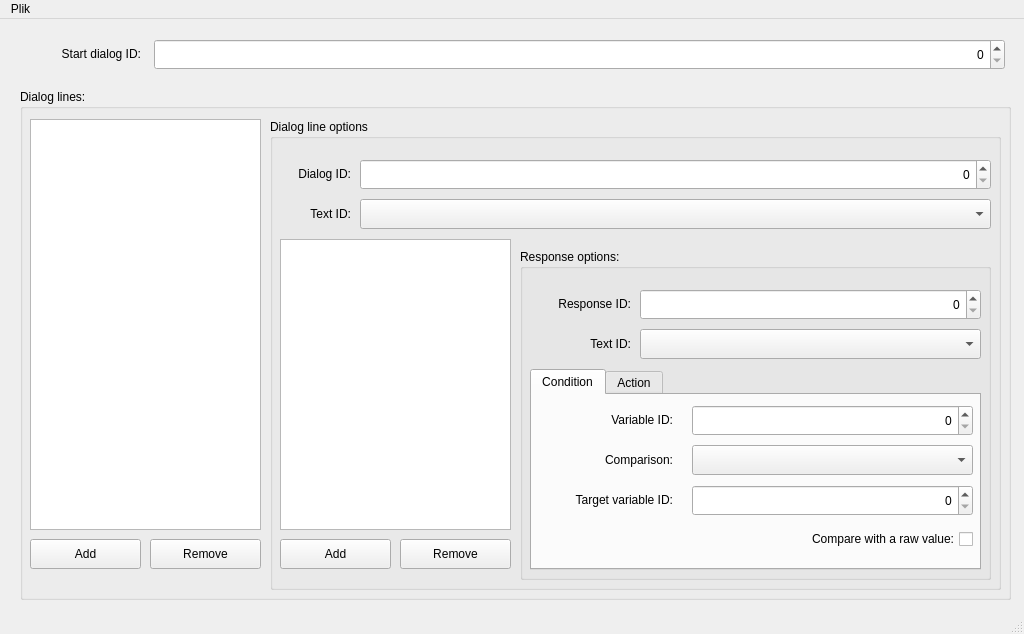
Above: forms/dialogeditor.ui from JakimPL/Roguelike before the change. Below: the same form after it.
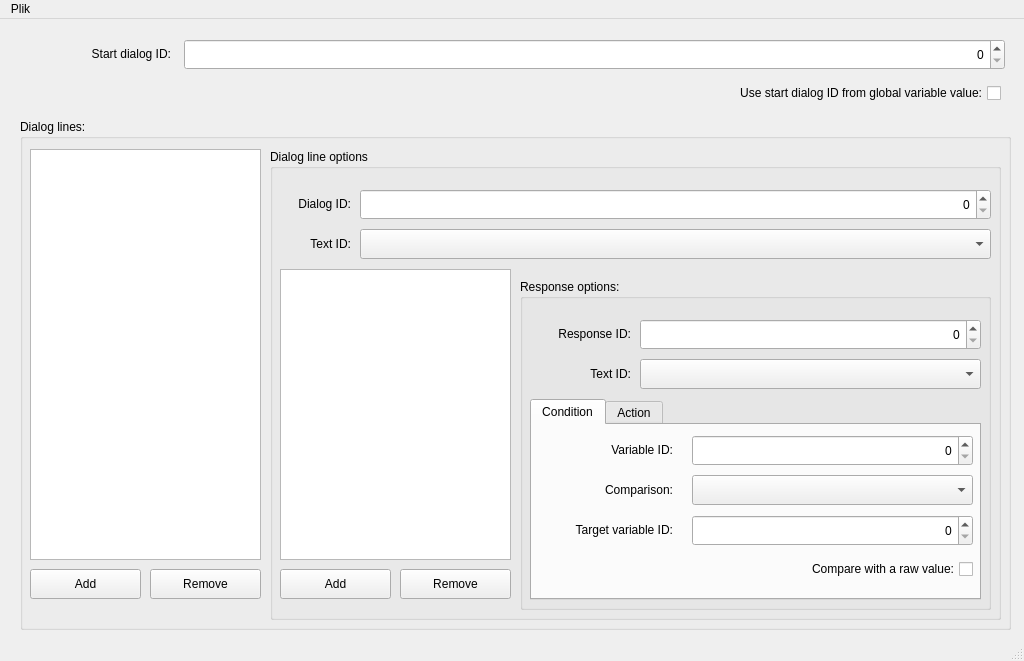
That is the form after the change.

Commit message: Implemeneted: variable start dialog ID

```diff
--- a/forms/dialogeditor.ui
+++ b/forms/dialogeditor.ui
@@ -7,7 +7,7 @@
     <x>0</x>
     <y>0</y>
     <width>1024</width>
-    <height>634</height>
+    <height>661</height>
    </rect>
   </property>
   <property name="windowTitle">
@@ -17,9 +17,9 @@
    <widget class="QSpinBox" name="startDialogIDBox">
     <property name="geometry">
      <rect>
-      <x>154</x>
+      <x>184</x>
       <y>20</y>
-      <width>851</width>
+      <width>821</width>
       <height>31</height>
      </rect>
     </property>
@@ -35,7 +35,7 @@
      <rect>
       <x>10</x>
       <y>20</y>
-      <width>131</width>
+      <width>161</width>
       <height>30</height>
      </rect>
     </property>
@@ -50,7 +50,7 @@
     <property name="geometry">
      <rect>
       <x>20</x>
-      <y>70</y>
+      <y>100</y>
       <width>991</width>
       <height>511</height>
      </rect>
@@ -522,6 +522,22 @@
      </property>
     </widget>
    </widget>
+   <widget class="QCheckBox" name="startVariableBox">
+    <property name="geometry">
+     <rect>
+      <x>40</x>
+      <y>60</y>
+      <width>961</width>
+      <height>28</height>
+     </rect>
+    </property>
+    <property name="layoutDirection">
+     <enum>Qt::RightToLeft</enum>
+    </property>
+    <property name="text">
+     <string>Use start dialog ID from global variable value:</string>
+    </property>
+   </widget>
   </widget>
   <widget class="QMenuBar" name="menubar">
    <property name="geometry">
```
Left out of the diff: 1 changed line with no effect on the pictures. The commit also changes 3 other files.
